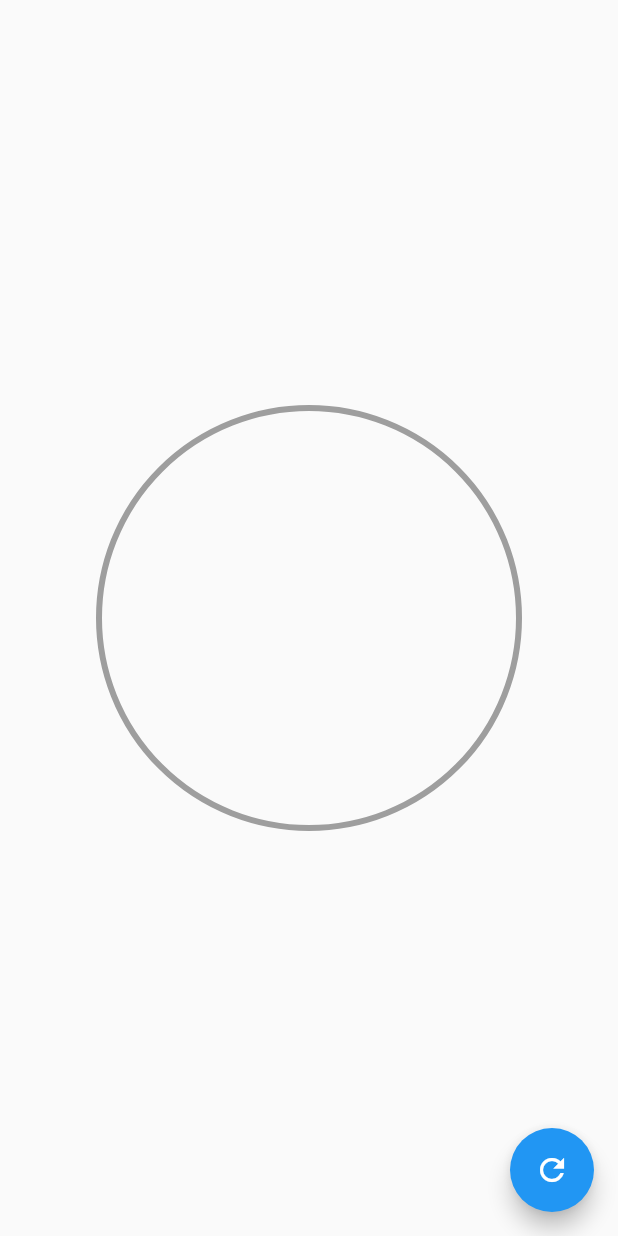
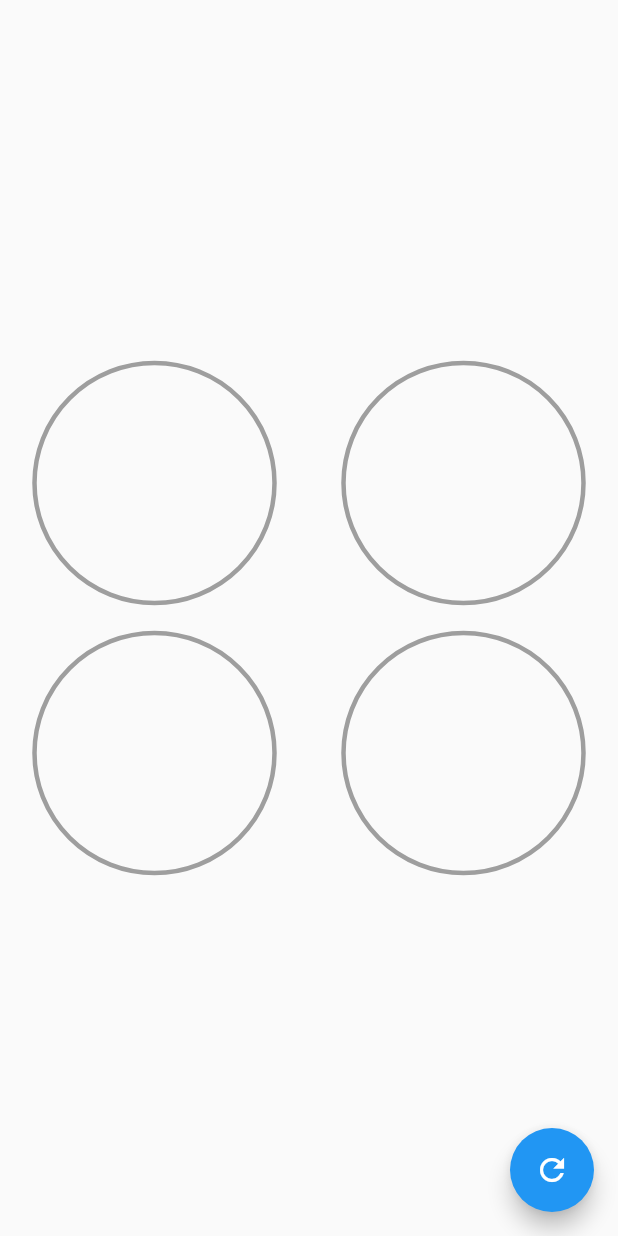
Before and after one commit to gvillegasc/header-style-flutter, a Flutter app: the screen it shows after launch, on a phone screen of 412 x 824 dp. Run offline on Flutter 3.47's test engine with Material 2 defaults, Android fonts, the phone set to English and light mode, and no system bars.

Commit message:
Haciendo iteractivo el radial_progress

```diff
--- a/lib/src/pages/graficas_circulares_page.dart
+++ b/lib/src/pages/graficas_circulares_page.dart
@@ -22,14 +22,49 @@ class _GraficasCircularesPageState extends State<GraficasCircularesPage> {
           });
         },
       ),
-      body: Center(
-          child: Container(
-        width: 300,
-        height: 300,
-        child: RadialProgress(
-          porcentaje: porcentaje,
-        ),
-      )),
+      body: Column(
+        mainAxisAlignment: MainAxisAlignment.center,
+        children: <Widget>[
+          Row(
+            mainAxisAlignment: MainAxisAlignment.spaceAround,
+            children: <Widget>[
+              CustomRadialProgress(porcentaje: porcentaje, color: Colors.blue),
+              CustomRadialProgress(porcentaje: porcentaje, color: Colors.red)
+            ],
+          ),
+          Row(
+            mainAxisAlignment: MainAxisAlignment.spaceAround,
+            children: <Widget>[
+              CustomRadialProgress(porcentaje: porcentaje, color: Colors.pink),
+              CustomRadialProgress(porcentaje: porcentaje, color: Colors.purple)
+            ],
+          )
+        ],
+      ),
     );
   }
 }
+
+class CustomRadialProgress extends StatelessWidget {
+  final double porcentaje;
+
+  final Color color;
+  const CustomRadialProgress({
+    @required this.porcentaje,
+    @required this.color,
+  });
+
+  @override
+  Widget build(BuildContext context) {
+    return Container(
+      width: 180,
+      height: 180,
+      child: RadialProgress(
+          porcentaje: porcentaje,
+          colorPrimario: color,
+          colorSecundario: Colors.grey,
+          grosorPrimario: 8,
+          grosorSecundario: 3),
+    );
+  }
+}
--- a/lib/src/widgets/radial_progress.dart
+++ b/lib/src/widgets/radial_progress.dart
@@ -4,38 +4,87 @@ import 'package:flutter/material.dart';
 
 class RadialProgress extends StatefulWidget {
   final porcentaje;
+  final Color colorPrimario;
+  final Color colorSecundario;
+  final double grosorPrimario;
+  final double grosorSecundario;
 
-  RadialProgress({this.porcentaje});
+  RadialProgress(
+      {@required this.porcentaje,
+      this.colorPrimario = Colors.blue,
+      this.colorSecundario = Colors.grey,
+      this.grosorPrimario = 10,
+      this.grosorSecundario = 4});
 
   @override
   _RadialProgressState createState() => _RadialProgressState();
 }
 
-class _RadialProgressState extends State<RadialProgress> {
+class _RadialProgressState extends State<RadialProgress>
+    with SingleTickerProviderStateMixin {
+  AnimationController controller;
+  double porcentajeAnterior;
+
+  @override
+  void initState() {
+    porcentajeAnterior = widget.porcentaje;
+    controller = new AnimationController(
+        vsync: this, duration: Duration(milliseconds: 200));
+
+    super.initState();
+  }
+
+  @override
+  void dispose() {
+    controller.dispose();
+    super.dispose();
+  }
+
   @override
   Widget build(BuildContext context) {
+    controller.forward(from: 0.0);
+
+    final diferenciaAnimar = widget.porcentaje - porcentajeAnterior;
+    porcentajeAnterior = widget.porcentaje;
+
+    return AnimatedBuilder(
+      animation: controller,
+      builder: (BuildContext context, Widget child) {
         return Container(
           padding: EdgeInsets.all(10),
           width: double.infinity,
           height: double.infinity,
           child: CustomPaint(
-        painter: _MiRadialProgress(widget.porcentaje),
+            painter: _MiRadialProgress(
+                (widget.porcentaje - diferenciaAnimar) +
+                    (diferenciaAnimar * controller.value),
+                widget.colorPrimario,
+                widget.colorSecundario,
+                widget.grosorPrimario,
+                widget.grosorSecundario),
           ),
+        );
+      },
     );
   }
 }
 
 class _MiRadialProgress extends CustomPainter {
   final porcentaje;
+  final Color colorPrimario;
+  final Color colorSecundario;
+  final double grosorPrimario;
+  final double grosorSecundario;
 
-  _MiRadialProgress(this.porcentaje);
+  _MiRadialProgress(this.porcentaje, this.colorPrimario, this.colorSecundario,
+      this.grosorPrimario, this.grosorSecundario);
 
   @override
   void paint(Canvas canvas, Size size) {
     // Circulo Completado
     final paint = new Paint()
-      ..strokeWidth = 4
-      ..color = Colors.grey
+      ..strokeWidth = grosorSecundario
+      ..color = colorSecundario
       ..style = PaintingStyle.stroke;
 
     final center = new Offset(size.width * 0.5, size.height / 2);
@@ -45,8 +94,8 @@ class _MiRadialProgress extends CustomPainter {
 
     // Arco
     final paintArco = new Paint()
-      ..strokeWidth = 10
-      ..color = Colors.pink
+      ..strokeWidth = grosorPrimario
+      ..color = colorPrimario
       ..style = PaintingStyle.stroke;
 
     // Parte que se debera ir llenando
```
Lines whose indentation alone changed are shown as unchanged.
